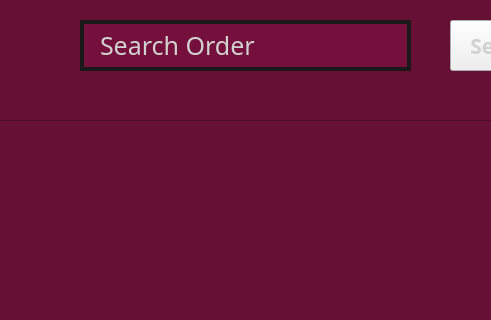
Old version of the form SweetsStore/view_orders_dialog.ui in the repository vince-exe/SweetsStore; both pictures show x 190 to 681 and y 0 to 320 of the 1200 by 657 pixel window.
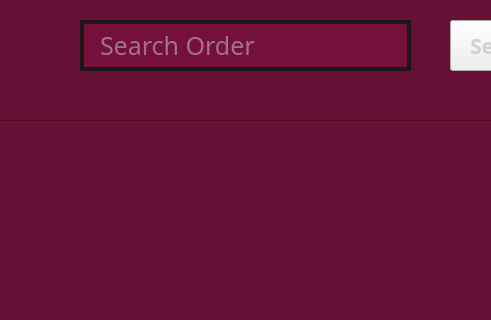
New version of the form.

Patch:
```diff
--- a/SweetsStore/view_orders_dialog.ui
+++ b/SweetsStore/view_orders_dialog.ui
@@ -139,10 +139,10 @@
 }</string>
    </property>
    <property name="text">
-    <string>Search Order</string>
+    <string/>
    </property>
    <property name="placeholderText">
-    <string>Search Employee</string>
+    <string>Search Order</string>
    </property>
   </widget>
   <widget class="QPushButton" name="srchButton">
```
